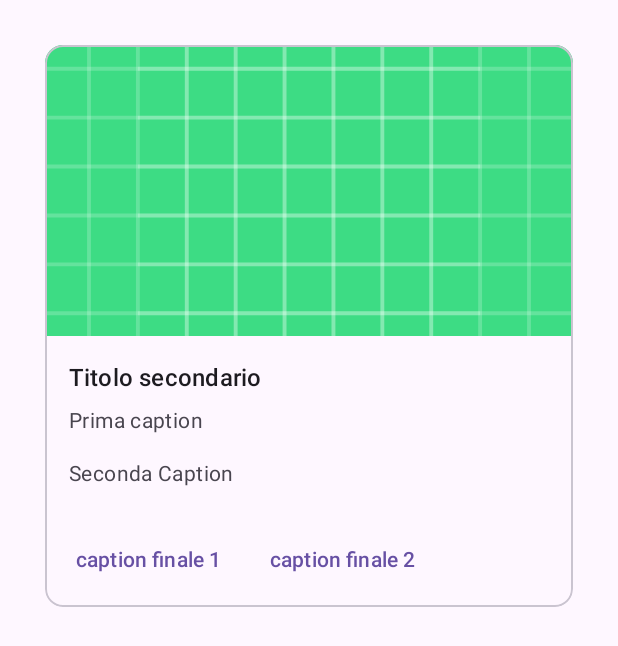
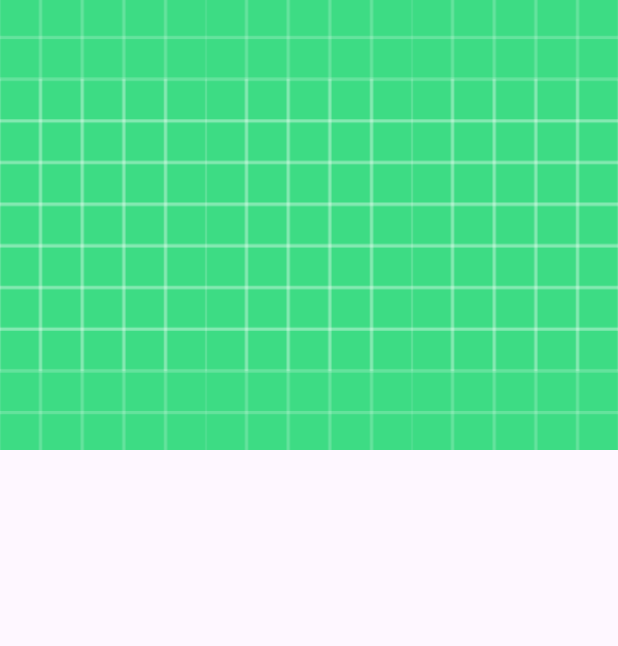
Before and after one commit to lucaAgos/ApplicazioniPerAndroid, an Android app: the screen it shows after launch (MainActivity), on a phone screen of 412 x 824 dp. Shown: the top 646 px of the screen. Run offline under Robolectric (Android 15) with nearby library versions, the phone set to English and light mode, and no system bars.

Commit message:
Esempio blocchi verdi

```diff
--- a/app/src/main/java/com/example/primaapplicazioneandroid/MainActivity.java
+++ b/app/src/main/java/com/example/primaapplicazioneandroid/MainActivity.java
@@ -22,7 +22,7 @@ public class MainActivity extends AppCompatActivity {
         //La classe R è self imported e gestita da andorid studio.
         //La classe R viene utilizzata per aggiungere componenti in modo dinamico
         setContentView(R.layout.activity_main); //Associa un activity ad un layout
-        System.out.println(R.id.scrittaCiao);
+       // System.out.println(R.id.scrittaCiao);
       //  TextView scrittaCiao = findViewById(R.id.scrittaCiao);
 
     }
--- a/app/src/main/res/layout/activity_main.xml
+++ b/app/src/main/res/layout/activity_main.xml
@@ -4,87 +4,33 @@
     xmlns:app="http://schemas.android.com/apk/res-auto"
     xmlns:tools="http://schemas.android.com/tools"
     android:id="@+id/main"
-    android:orientation="vertical"
+    android:orientation="horizontal"
     android:layout_width="match_parent"
     android:layout_height="match_parent"
     tools:context=".MainActivity">
 
-    <com.google.android.material.card.MaterialCardView
-        android:id="@+id/card"
-        android:layout_width="match_parent"
-        android:layout_height="wrap_content"
-        android:layout_margin="30dp">
+            <ImageView
+                android:layout_width="30dp"
+                android:layout_height="300dp"
+                android:scaleType="centerCrop"
+                android:layout_weight="0.3"
+                app:srcCompat="@drawable/ic_launcher_background"/>
 
-        <LinearLayout
-            android:layout_width="match_parent"
-            android:layout_height="wrap_content"
-            android:orientation="vertical">
+    <ImageView
+        android:layout_width="30dp"
+        android:layout_height="300dp"
+        android:scaleType="centerCrop"
+        android:layout_weight="0.3"
 
-            <!-- Media -->
+        app:srcCompat="@drawable/ic_launcher_background"/>
 
-            <ImageView
-                android:layout_width="match_parent"
-                android:layout_height="194dp"
-                android:contentDescription="Descrizione"
-                android:scaleType="centerCrop"
+    <ImageView
+        android:layout_width="30dp"
+        android:layout_height="300dp"
+        android:scaleType="centerCrop"
+        android:layout_weight="0.3"
 
-                app:srcCompat="@drawable/ic_launcher_background"/>
-            <!-- Sistema Hardcoded da  -->
-            <LinearLayout
-                android:layout_width="match_parent"
-                android:layout_height="wrap_content"
-                android:orientation="vertical"
-                android:padding="16dp">
+        app:srcCompat="@drawable/ic_launcher_background"/>
 
-                <!-- Title, secondary and supporting text -->
-                <TextView
-                    android:layout_width="wrap_content"
-                    android:layout_height="wrap_content"
-                    android:text="Titolo secondario"
-                    android:textAppearance="?attr/textAppearanceTitleMedium"
-                    />
-                <TextView
-                    android:layout_width="wrap_content"
-                    android:layout_height="wrap_content"
-                    android:layout_marginTop="8dp"
-                    android:text="Prima caption"
-                    android:textAppearance="?attr/textAppearanceBodyMedium"
-                    android:textColor="?android:attr/textColorSecondary"
-                    />
-                <TextView
-                    android:layout_width="wrap_content"
-                    android:layout_height="wrap_content"
-                    android:layout_marginTop="16dp"
-                    android:text="Seconda Caption"
-                    android:textAppearance="?attr/textAppearanceBodyMedium"
-                    android:textColor="?android:attr/textColorSecondary"
-                    />
-
-            </LinearLayout>
-
-            <!-- Buttons -->
-            <LinearLayout
-                android:layout_width="wrap_content"
-                android:layout_height="wrap_content"
-                android:layout_margin="8dp"
-                android:orientation="horizontal">
-                <com.google.android.material.button.MaterialButton
-                    android:layout_width="wrap_content"
-                    android:layout_height="wrap_content"
-                    android:layout_marginEnd="8dp"
-                    android:text="caption finale 1"
-                    style="?attr/borderlessButtonStyle"
-                    />
-                <com.google.android.material.button.MaterialButton
-                    android:layout_width="wrap_content"
-                    android:layout_height="wrap_content"
-                    android:text="caption finale 2"
-                    style="?attr/borderlessButtonStyle"
-                    />
-            </LinearLayout>
-
-        </LinearLayout>
-
-    </com.google.android.material.card.MaterialCardView>
 
 </LinearLayout>
```
